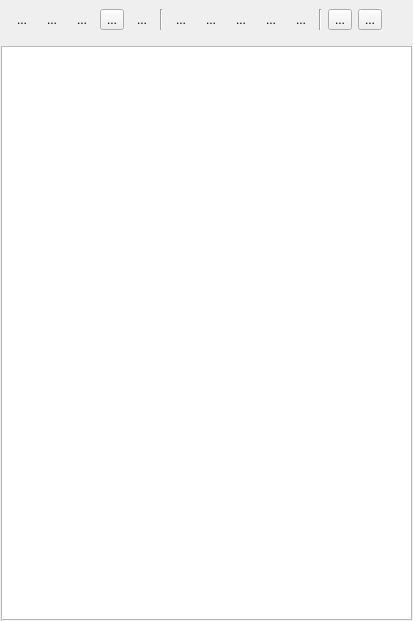
First picture: the form in sources/lusan/view/common/ui/NaviOfflineLogsScopes.ui, repository aregtech/areg-sdk-tools, before the edit.
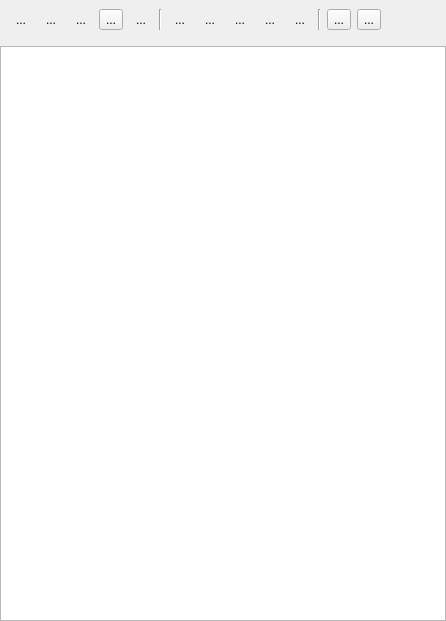
Second picture: the form after the edit. Icons and pictures are not drawn.

Commit message: Synchronized view when switch from live mode logging to offline mode.

Diff of the .ui file:
```diff
--- a/sources/lusan/view/common/ui/NaviOfflineLogsScopes.ui
+++ b/sources/lusan/view/common/ui/NaviOfflineLogsScopes.ui
@@ -6,7 +6,7 @@
    <rect>
     <x>0</x>
     <y>0</y>
-    <width>413</width>
+    <width>446</width>
     <height>621</height>
    </rect>
   </property>
@@ -19,15 +19,23 @@
   <property name="windowTitle">
    <string>Form</string>
   </property>
-  <widget class="QWidget" name="verticalLayoutWidget">
-   <property name="geometry">
-    <rect>
-     <x>1</x>
-     <y>0</y>
-     <width>411</width>
-     <height>620</height>
-    </rect>
+  <layout class="QHBoxLayout" name="horizontalLayout_2">
+   <property name="spacing">
+    <number>0</number>
    </property>
+   <property name="leftMargin">
+    <number>0</number>
+   </property>
+   <property name="topMargin">
+    <number>0</number>
+   </property>
+   <property name="rightMargin">
+    <number>0</number>
+   </property>
+   <property name="bottomMargin">
+    <number>0</number>
+   </property>
+   <item>
    <layout class="QVBoxLayout" name="verticalLayout">
     <property name="spacing">
      <number>7</number>
@@ -313,7 +321,10 @@
     <item>
      <widget class="QTreeView" name="treeView">
       <property name="autoFillBackground">
-       <bool>true</bool>
+        <bool>false</bool>
+       </property>
+       <property name="sizeAdjustPolicy">
+        <enum>QAbstractScrollArea::SizeAdjustPolicy::AdjustToContents</enum>
       </property>
       <property name="editTriggers">
        <set>QAbstractItemView::EditTrigger::EditKeyPressed</set>
@@ -339,7 +350,8 @@
      </widget>
     </item>
    </layout>
-  </widget>
+   </item>
+  </layout>
  </widget>
  <resources/>
  <connections/>
```
Lines whose indentation alone changed are shown as unchanged. The commit also changes 15 other files.
